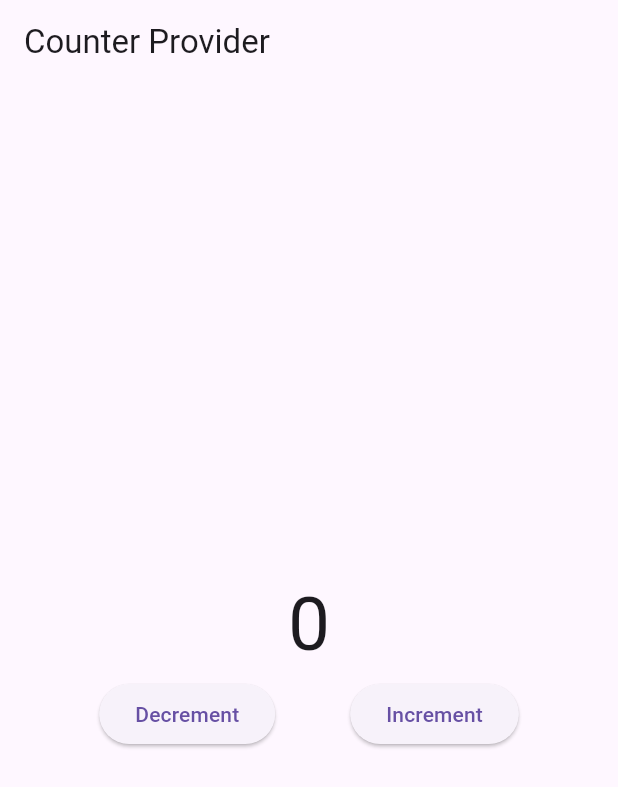
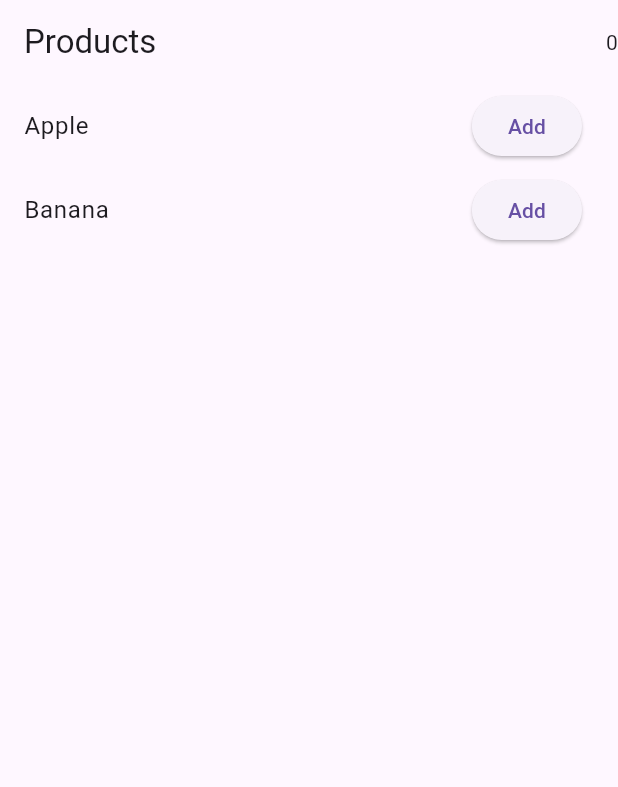
Before and after one commit to TanvirEmon001/provider_state_management_learning, a Flutter app: the screen it shows after launch, on a phone screen of 412 x 824 dp. Shown: the top 787 px of the screen. Run offline on Flutter 3.47's test engine with Material 3 defaults, Android fonts, the phone set to English and light mode, and no system bars.

Commit message:
add to cart implement with provider state management

```diff
--- a/lib/app.dart
+++ b/lib/app.dart
@@ -1,3 +1,4 @@
+import 'package:counter_provider/ui/screens/add_to_cart_screen.dart';
 import 'package:counter_provider/ui/screens/counter_home_screen.dart';
 import 'package:flutter/material.dart';
 class CounterAppProvider extends StatelessWidget{
@@ -6,7 +7,7 @@ class CounterAppProvider extends StatelessWidget{
   @override
   Widget build(BuildContext context){
     return MaterialApp(
-      home: CounterHomeScreen(),
+      home: AddToCartScreen(),
     );
   }
 
--- a/lib/main.dart
+++ b/lib/main.dart
@@ -1,4 +1,5 @@
 import 'package:counter_provider/app.dart';
+import 'package:counter_provider/providers/cart_provider.dart';
 import 'package:counter_provider/providers/counter_provider.dart';
 import 'package:flutter/material.dart';
 import 'package:provider/provider.dart';
@@ -6,7 +7,7 @@ import 'package:provider/provider.dart';
 void main(){
   runApp(
     ChangeNotifierProvider(
-      create: (_) => CounterProvider(),
+      create: (_) => CartProvider(),
      child: const CounterAppProvider(),
     )
   );
--- /dev/null
+++ b/lib/providers/cart_provider.dart
@@ -0,0 +1,22 @@
+import 'package:flutter/foundation.dart';
+
+class CartProvider with ChangeNotifier {
+  final List<String> _items = [];
+
+  List<String> get items => _items;
+
+
+  void addItem(String item){
+    _items.add(item);
+    notifyListeners();
+  }
+
+  void removeItem(String item){
+    _items.remove(item);
+    notifyListeners();
+  }
+
+  int get listLength => _items.length;
+
+
+}
--- /dev/null
+++ b/lib/ui/screens/add_to_cart_screen.dart
@@ -0,0 +1,54 @@
+import 'package:flutter/material.dart';
+import 'package:provider/provider.dart';
+
+import '../../providers/cart_provider.dart';
+
+class AddToCartScreen extends StatefulWidget {
+  const AddToCartScreen({super.key});
+
+  @override
+  State<AddToCartScreen> createState(){
+    return _AddToCartScreenState();
+  }
+
+}
+
+class _AddToCartScreenState extends State<AddToCartScreen>{
+
+
+
+  @override
+  Widget build(BuildContext context){
+
+    return Scaffold(
+      appBar: AppBar(
+        title: const Text("Products"),
+        actions: [
+          Consumer<CartProvider>(
+            builder: (context, cart, child){
+              return Text(cart.listLength.toString());
+            },
+          )
+        ],
+      ),
+      body: ListView(
+        children: [
+          ListTile(
+            title: const Text("Apple"),
+            trailing: ElevatedButton(
+              onPressed: () => context.read<CartProvider>().addItem("Apple"),
+              child: const Text("Add"),
+            ),
+          ),
+          ListTile(
+            title: const Text("Banana"),
+            trailing: ElevatedButton(
+              onPressed: () => context.read<CartProvider>().addItem("Banana"),
+              child: const Text("Add"),
+            ),
+          ),
+        ],
+      ),
+    );
+  }
+}
--- a/lib/ui/screens/counter_home_screen.dart
+++ b/lib/ui/screens/counter_home_screen.dart
@@ -17,7 +17,7 @@ class _CounterHomeScreenState extends State<CounterHomeScreen>{
   Widget build(BuildContext context){
     print("hello");
 
-    final counter = context.read<CounterProvider>();// this will rebuild only the widget which i will wrap into Consumer/
+    final counter = context.read<CounterProvider>();
 
 
 
@@ -31,11 +31,17 @@ class _CounterHomeScreenState extends State<CounterHomeScreen>{
         crossAxisAlignment: CrossAxisAlignment.center,
         children: [
           Consumer<CounterProvider>(
-            builder: (context, counter, child){
+            builder: (_, counter, __){
               return Text("${counter.count}", style: TextStyle(
                   fontSize: 50
               ),);
             },
+          ),
+          Consumer<CounterProvider>(
+            builder: (_, counter, __) => Text(
+              counter.count.isEven ? 'Even ✅' : 'Odd ❌',
+              style: const TextStyle(fontSize: 20),
+            ),
           ),
           Row(
             mainAxisAlignment: MainAxisAlignment.center,
```
